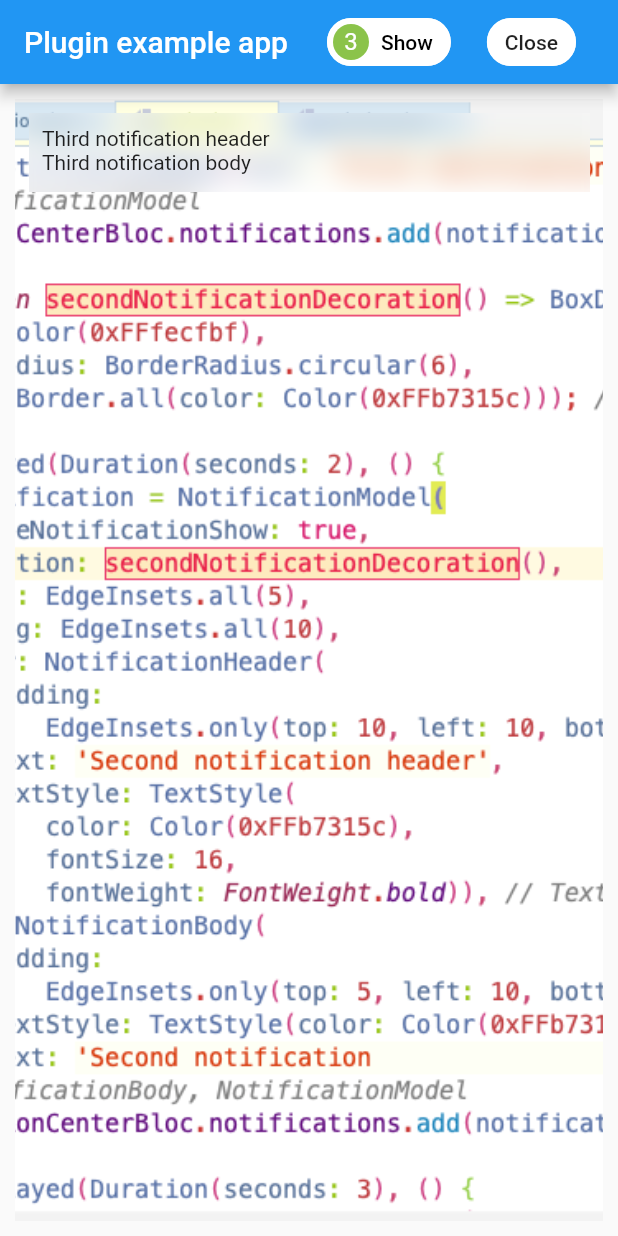
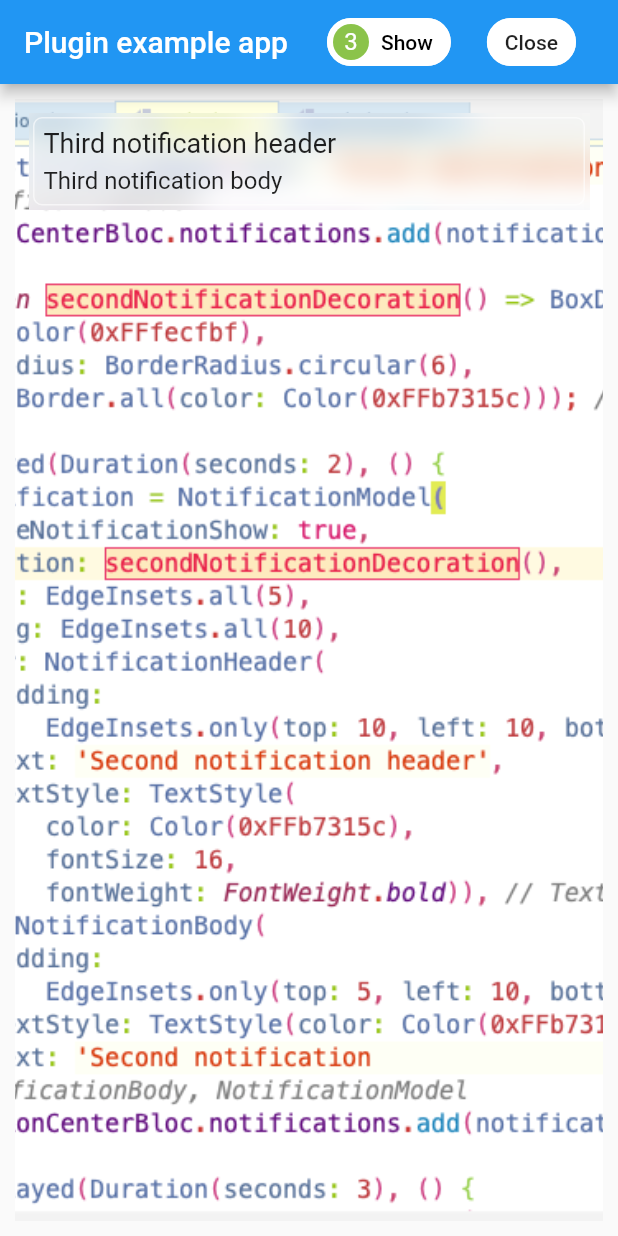
Before and after one commit to Hecatoncheir/notification_center, a Flutter app: the screen it shows after launch, on a phone screen of 412 x 824 dp. Run offline on Flutter 3.47's test engine with Material 2 defaults, Android fonts, the phone set to English and light mode, and no system bars.

Commit message:
Added defaultTextStyle for header and body.

```diff
--- a/lib/models/notification.dart
+++ b/lib/models/notification.dart
@@ -10,8 +10,9 @@ class NotificationModel {
   EdgeInsets padding;
 
   BoxDecoration decoration;
-  BoxDecoration defaultDecoration =
-      BoxDecoration(borderRadius: BorderRadius.circular(6));
+  BoxDecoration defaultDecoration = BoxDecoration(
+      borderRadius: BorderRadius.circular(6),
+      border: Border.all(color: Colors.white.withOpacity(0.6)));
 
   bool onlyOneNotificationShow;
 
@@ -27,6 +28,7 @@ class NotificationModel {
 class NotificationHeader {
   String text;
   TextStyle textStyle;
+  TextStyle defaultTextStyle = TextStyle(fontSize: 18);
 
   BoxDecoration decoration;
   BoxDecoration defaultDecoration = BoxDecoration();
@@ -36,13 +38,14 @@ class NotificationHeader {
   NotificationHeader(
       {this.text,
       this.textStyle,
-      this.padding = const EdgeInsets.all(0),
+      this.padding = const EdgeInsets.only(bottom: 5),
       this.decoration});
 }
 
 class NotificationBody {
   String text;
   TextStyle textStyle;
+  TextStyle defaultTextStyle = TextStyle(fontSize: 16);
 
   EdgeInsets padding;
 
--- a/lib/notification_center.dart
+++ b/lib/notification_center.dart
@@ -58,9 +58,6 @@ class NotificationCenterWidget extends StatelessWidget {
                     ],
                   ))
               : ClipRect(
-                  child: SizedBox(
-                      width: double.infinity,
-                      height: 53,
                   child: BackdropFilter(
                   filter: ImageFilter.blur(sigmaX: 10, sigmaY: 10),
                   child: Container(
@@ -73,7 +70,7 @@ class NotificationCenterWidget extends StatelessWidget {
                           _buildNotificationBody(notification.body)
                         ],
                       )),
-                      ))),
+                )),
         ),
       );
 
@@ -85,6 +82,7 @@ class NotificationCenterWidget extends StatelessWidget {
           child: header.textStyle == null
               ? Text(
                   header.text,
+                  style: header.defaultTextStyle,
                   overflow: TextOverflow.ellipsis,
                 )
               : Text(header.text, style: header.textStyle),
@@ -99,6 +97,7 @@ class NotificationCenterWidget extends StatelessWidget {
           child: body.textStyle == null
               ? Text(
                   body.text,
+                  style: body.defaultTextStyle,
                   overflow: TextOverflow.ellipsis,
                 )
               : Text(body.text, style: body.textStyle),
```
Also changed, not shown: 1 other file. Lines whose indentation alone changed are shown as unchanged.
